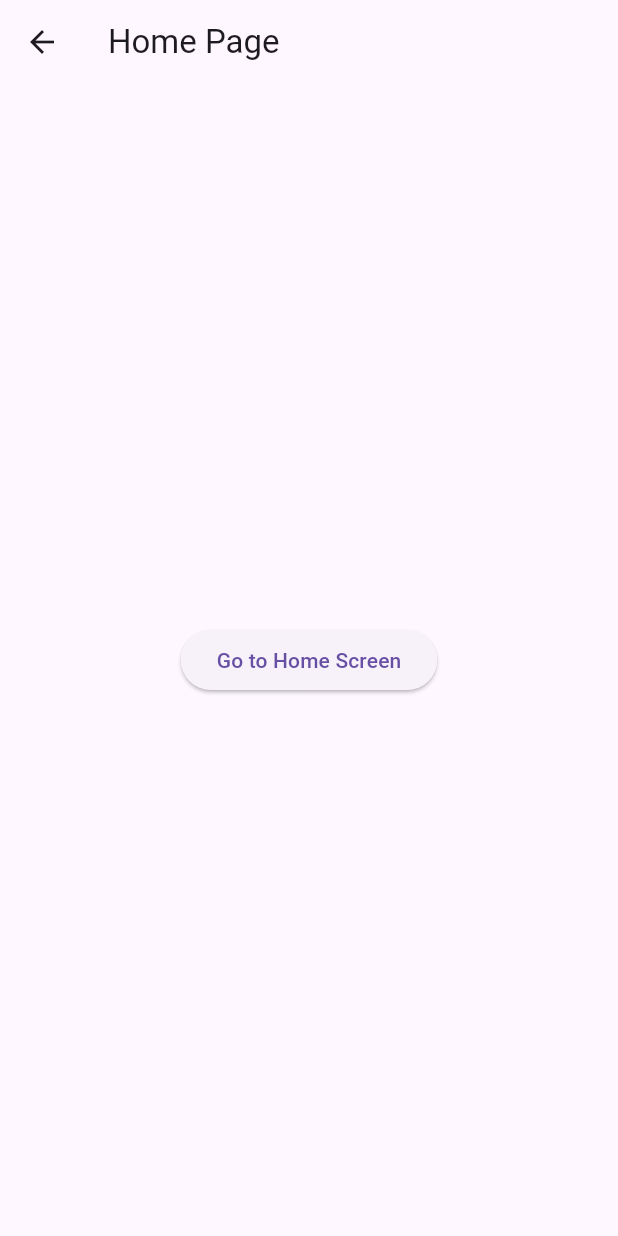
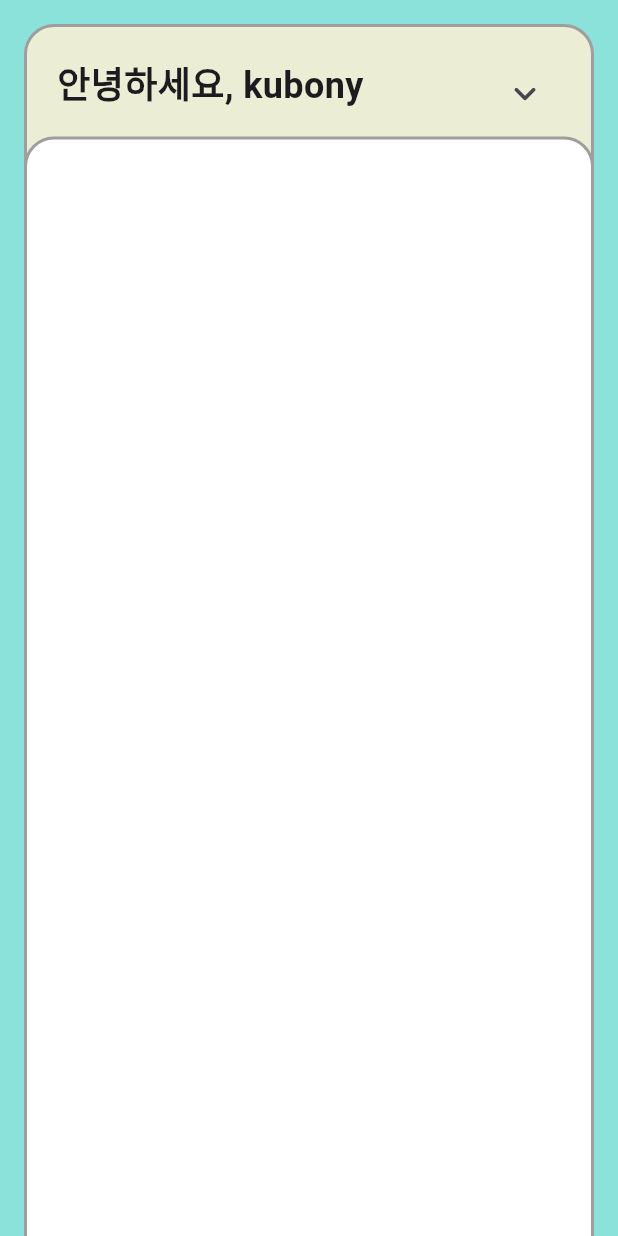
Before and after one commit to youngin9630/talk_diary, a Flutter app: the HomeScreen screen opened directly, on a phone screen of 412 x 824 dp. Run offline on Flutter 3.47's test engine with Material 3 defaults, Android fonts, the phone set to English and light mode, and no system bars; our stand-ins replace dio, flutter_mobx, mobx; generated files the repository leaves out were written again.

Commit message:
main_screen.dart -> bottomnavigator, home_screen.dart -> UI

```diff
--- a/lib/screens/home_screen.dart
+++ b/lib/screens/home_screen.dart
@@ -1,19 +1,106 @@
 import 'package:flutter/material.dart';
 
-class HomeScreen extends StatelessWidget {
+class HomeScreen extends StatefulWidget {
+  const HomeScreen({super.key});
+
+  @override
+  State<HomeScreen> createState() => _HomeScreenState();
+}
+
+class _HomeScreenState extends State<HomeScreen> {
   @override
   Widget build(BuildContext context) {
     return Scaffold(
-      appBar: AppBar(title: Text('Home Page')),
-      body: Center(
-        child: ElevatedButton(
-          onPressed: () {
-            // 문자열 경로를 사용하여 이동 이현
-            Navigator.pushNamed(context, '/home');
-          },
-          child: Text('Go to Home Screen'),
+      extendBody: true,
+      extendBodyBehindAppBar: true,
+      body: Container(
+        decoration: BoxDecoration(
+          color: Color(0xff8BE2DA),
+        ),
+        width: double.infinity,
+        height: double.infinity,
+        child: SafeArea(
+          top: true,
+          bottom: true,
+          child: Padding(
+            padding: const EdgeInsets.only(
+              left: 16,
+              right: 16,
+              top: 16,
+            ),
+            child: SingleChildScrollView(
+              child: Column(
+                children: [
+                  Container(
+                    height: 400,
+                    width: double.infinity,
+                    decoration: BoxDecoration(
+                      color: Color(0xffECEDD5),
+                      borderRadius: BorderRadius.circular(20),
+                      border: Border.all(
+                        color: Colors.grey,
+                        width: 2,
+                      ),
+                    ),
+                    child: Padding(
+                      padding: const EdgeInsets.all(20.0),
+                      child: Row(
+                        crossAxisAlignment: CrossAxisAlignment.start,
+                        mainAxisAlignment: MainAxisAlignment.spaceBetween,
+                        children: [
+                          Text(
+                            '안녕하세요, kubony',
+                            style: TextStyle(
+                              fontSize: 24,
+                              fontWeight: FontWeight.bold,
+                            ),
+                          ),
+                          IconButton(
+                            icon: Icon(
+                              _isArrowDown
+                                  ? Icons.keyboard_arrow_down_rounded
+                                  : Icons.keyboard_arrow_up_rounded,
+                              size: 30,
+                            ),
+                            onPressed: _toggleArrow, // 아이콘 클릭 시 함수 호출
+                          ),
+                        ],
+                      ),
+                    ),
+                  ),
+                  AnimatedContainer(
+                    duration: Duration(milliseconds: 500),
+                    transform: Matrix4.translationValues(0, _offset, 0),
+                    child: Container(
+                      decoration: BoxDecoration(
+                        color: Colors.white,
+                        borderRadius: BorderRadius.circular(20),
+                        border: Border.all(
+                          color: Colors.grey,
+                          width: 2,
+                        ),
+                      ),
+                      height: 2000,
+                      width: double.infinity,
+                    ),
+                  ),
+                  SizedBox(height: 24),
+                ],
+              ),
+            ),
+          ),
         ),
       ),
     );
   }
+
+  bool _isArrowDown = true; // 아이콘 상태를 관리하는 변수
+  double _offset = -325; // 초기 offset 값
+
+  void _toggleArrow() {
+    setState(() {
+      _isArrowDown = !_isArrowDown; // 아이콘 상태 변경
+      _offset = _isArrowDown ? -325 : -220; // offset 값 변경
+    });
+  }
 }
```
Also changed, not shown: lib/main_screen.dart (added, +65 -0 lines), lib/screens/welcome_screen.dart (+7 -1 lines).
